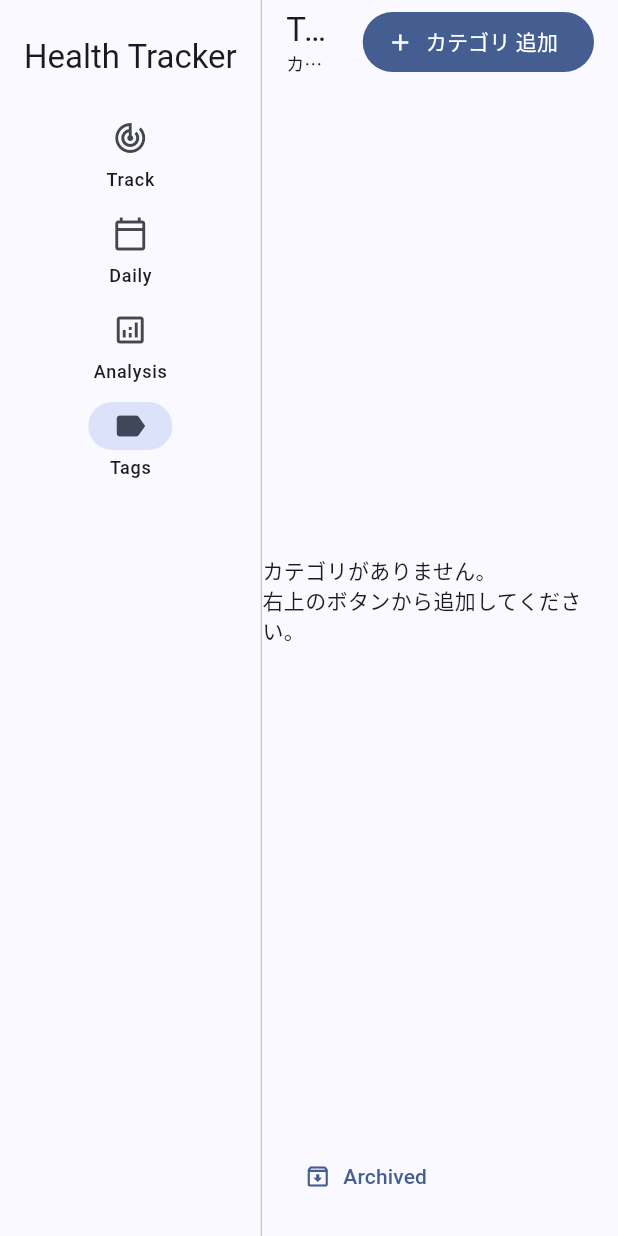
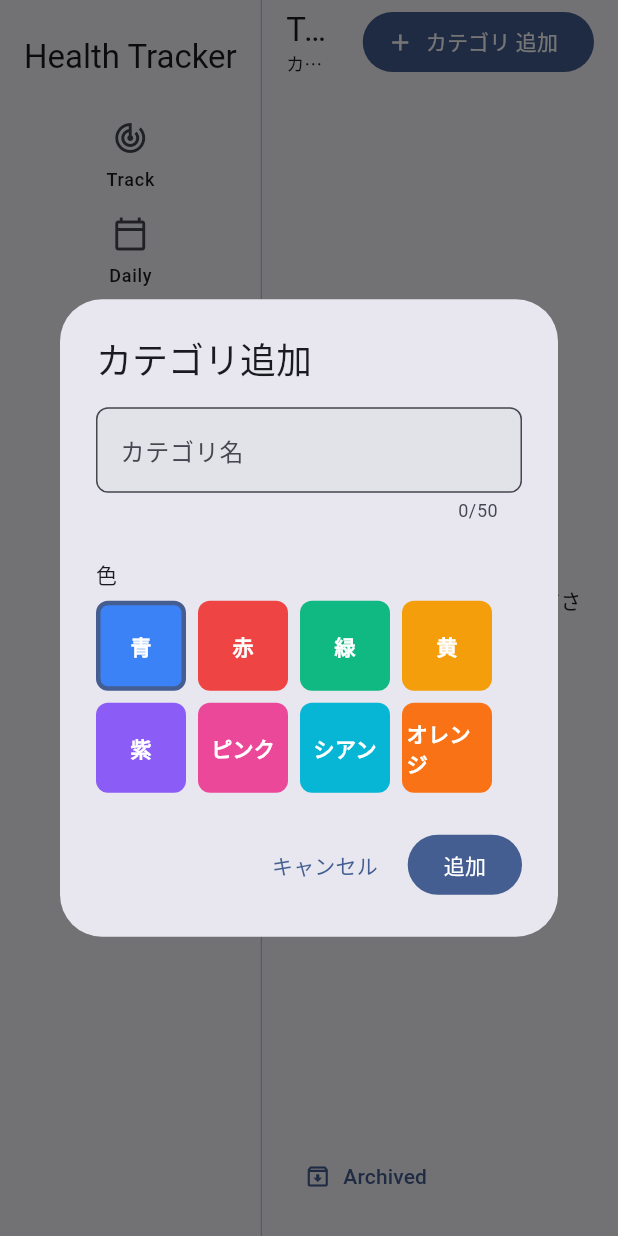
Before and after one commit to tndd/personal-tracker-v2, a Flutter app: the screen it shows after launch, after a tap on "カテゴリ 追加", on a phone screen of 412 x 824 dp. Run offline on Flutter 3.47's test engine with Material 3 defaults, Android fonts, the phone set to English and light mode, and no system bars; our stand-ins replace drift, flutter_riverpod, go_router; accounts and stored records are empty; generated files the repository leaves out were written again.

Commit message:
カテゴリ追加/編集ダイアログを実装
8色のカラーパレットから選択可能。
バリデーション機能を統合し、エラー表示を実装。

🤖 Generated with [Claude Code](https://claude.com/claude-code)

Co-Authored-By: Claude <noreply@anthropic.com>

````diff
--- /dev/null
+++ b/lib/features/category/ui/category_dialog.dart
@@ -0,0 +1,200 @@
+import 'package:flutter/material.dart';
+import 'package:flutter_riverpod/flutter_riverpod.dart';
+
+import '../../../shared/constants/color_palette.dart';
+import '../../../shared/validators/field_validators.dart';
+import '../../../shared/db/database.dart';
+import '../state/category_provider.dart';
+
+/// カテゴリ追加/編集ダイアログ。
+///
+/// カラーパレットから色を選択し、カテゴリ名を入力する。
+///
+/// 使用例:
+/// ```dart
+/// showDialog(
+///   context: context,
+///   builder: (context) => CategoryDialog(),
+/// );
+/// ```
+class CategoryDialog extends ConsumerStatefulWidget {
+  const CategoryDialog({
+    super.key,
+    this.category,
+  });
+
+  /// 編集対象のカテゴリ（nullなら新規作成）
+  final CategoryRecord? category;
+
+  @override
+  ConsumerState<CategoryDialog> createState() => _CategoryDialogState();
+}
+
+class _CategoryDialogState extends ConsumerState<CategoryDialog> {
+  late TextEditingController _nameController;
+  late String _selectedColor;
+  String? _errorText;
+  bool _isSubmitting = false;
+
+  @override
+  void initState() {
+    super.initState();
+    _nameController = TextEditingController(text: widget.category?.name ?? '');
+    _selectedColor = widget.category?.color ?? ColorPalette.presets[0]['value']!;
+  }
+
+  @override
+  void dispose() {
+    _nameController.dispose();
+    super.dispose();
+  }
+
+  @override
+  Widget build(BuildContext context) {
+    final isEditing = widget.category != null;
+    final categoriesAsync = ref.watch(categoryListProvider);
+
+    return AlertDialog(
+      title: Text(isEditing ? 'カテゴリ編集' : 'カテゴリ追加'),
+      content: SizedBox(
+        width: 400,
+        child: Column(
+          mainAxisSize: MainAxisSize.min,
+          crossAxisAlignment: CrossAxisAlignment.start,
+          children: [
+            // カテゴリ名入力
+            TextField(
+              controller: _nameController,
+              decoration: InputDecoration(
+                labelText: 'カテゴリ名',
+                hintText: '例: 服薬',
+                errorText: _errorText,
+                counterText: '${_nameController.text.length}/50',
+              ),
+              maxLength: 50,
+              onChanged: (value) {
+                setState(() {
+                  _errorText = null;
+                });
+              },
+            ),
+            const SizedBox(height: 24),
+            // 色選択
+            Text(
+              '色',
+              style: Theme.of(context).textTheme.titleSmall,
+            ),
+            const SizedBox(height: 8),
+            Wrap(
+              spacing: 8,
+              runSpacing: 8,
+              children: ColorPalette.presets.map((preset) {
+                final color = preset['value']!;
+                final isSelected = color == _selectedColor;
+                return GestureDetector(
+                  onTap: () {
+                    setState(() {
+                      _selectedColor = color;
+                    });
+                  },
+                  child: Container(
+                    width: 60,
+                    height: 60,
+                    decoration: BoxDecoration(
+                      color: ColorPalette.fromHex(color),
+                      borderRadius: BorderRadius.circular(8),
+                      border: Border.all(
+                        color: isSelected
+                            ? Theme.of(context).colorScheme.primary
+                            : Colors.transparent,
+                        width: 3,
+                      ),
+                    ),
+                    child: Center(
+                      child: Text(
+                        preset['name']!,
+                        style: const TextStyle(
+                          color: Colors.white,
+                          fontWeight: FontWeight.bold,
+                        ),
+                      ),
+                    ),
+                  ),
+                );
+              }).toList(),
+            ),
+          ],
+        ),
+      ),
+      actions: [
+        TextButton(
+          onPressed: _isSubmitting ? null : () => Navigator.of(context).pop(),
+          child: const Text('キャンセル'),
+        ),
+        FilledButton(
+          onPressed: _isSubmitting ? null : _handleSubmit,
+          child: Text(isEditing ? '更新' : '追加'),
+        ),
+      ],
+    );
+  }
+
+  Future<void> _handleSubmit() async {
+    final name = _nameController.text.trim();
+    final categoriesAsync = ref.read(categoryListProvider);
+
+    // バリデーション
+    final existingNames = categoriesAsync.value
+            ?.where((c) => c.id != widget.category?.id)
+            .map((c) => c.name)
+            .toList() ??
+        [];
+
+    final error = validateCategoryName(
+      name,
+      existingNames: existingNames,
+      currentName: widget.category?.name,
+    );
+
+    if (error != null) {
+      setState(() {
+        _errorText = error;
+      });
+      return;
+    }
+
+    setState(() {
+      _isSubmitting = true;
+    });
+
+    try {
+      final notifier = ref.read(categoryNotifierProvider);
+
+      if (widget.category != null) {
+        // 編集
+        await notifier.updateCategory(
+          id: widget.category!.id,
+          name: name,
+          color: _selectedColor,
+        );
+      } else {
+        // 新規作成
+        await notifier.createCategory(
+          name: name,
+          color: _selectedColor,
+        );
+      }
+
+      if (mounted) {
+        Navigator.of(context).pop();
+      }
+    } catch (e) {
+      if (mounted) {
+        setState(() {
+          _errorText = e.toString();
+          _isSubmitting = false;
+        });
+      }
+    }
+  }
+}
--- a/lib/features/tag/ui/tags_page.dart
+++ b/lib/features/tag/ui/tags_page.dart
@@ -4,6 +4,7 @@ import 'package:go_router/go_router.dart';
 
 import '../../../shared/db/database.dart';
 import '../../category/state/category_provider.dart';
+import '../../category/ui/category_dialog.dart';
 
 /// Tags画面（カテゴリとタグの管理）。
 ///
@@ -38,7 +39,10 @@ class TagsPage extends ConsumerWidget {
           // カテゴリ追加ボタン
           FilledButton.icon(
             onPressed: () {
-              // TODO: カテゴリ追加ダイアログを表示
+              showDialog(
+                context: context,
+                builder: (context) => const CategoryDialog(),
+              );
             },
             icon: const Icon(Icons.add),
             label: const Text('カテゴリ 追加'),
@@ -118,7 +122,10 @@ class _CategorySection extends StatelessWidget {
             IconButton(
               icon: const Icon(Icons.edit_outlined),
               onPressed: () {
-                // TODO: カテゴリ編集ダイアログ
+                showDialog(
+                  context: context,
+                  builder: (context) => CategoryDialog(category: category),
+                );
               },
               tooltip: '編集',
             ),
````
Also changed, not shown: 1 other file.
